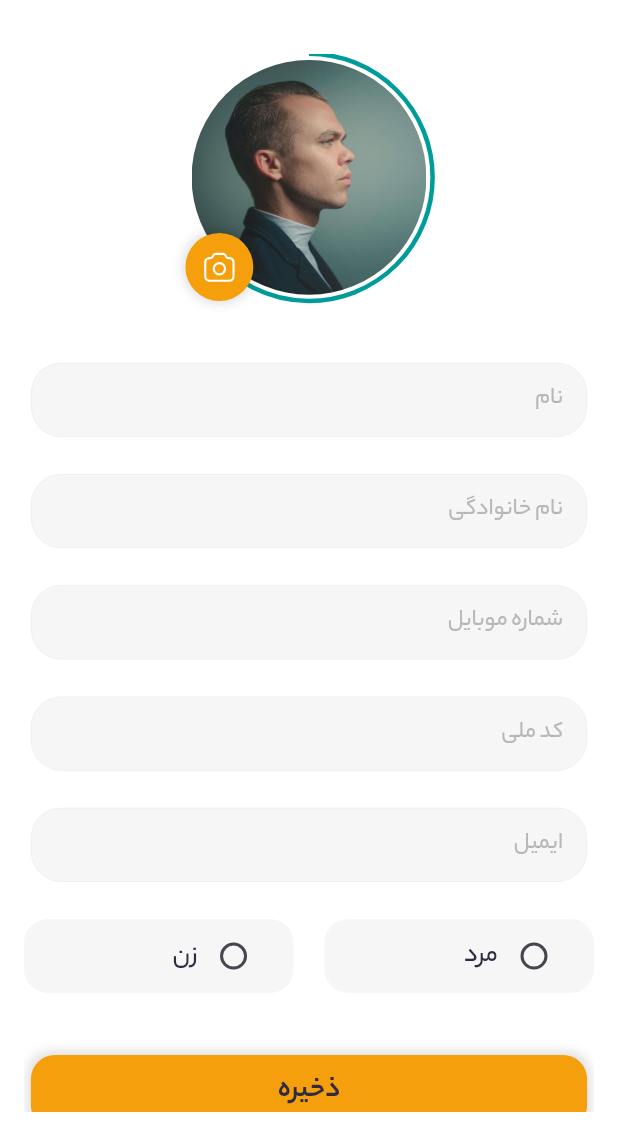
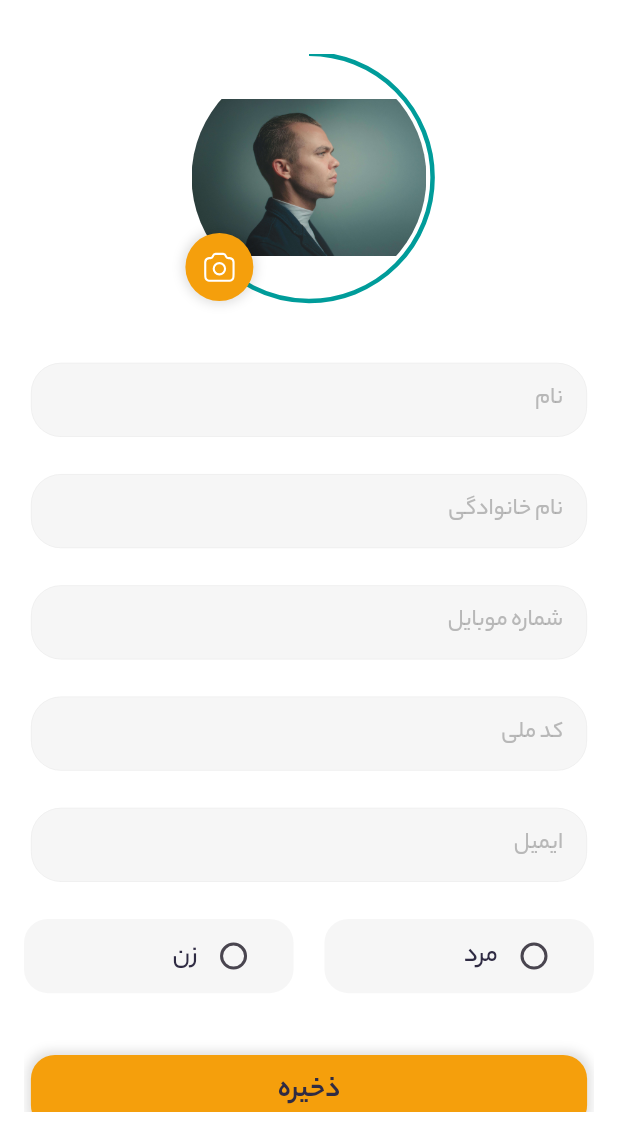
Before and after one commit to Amin397/hoodad-map-test, a Flutter app: the EditProfileScreen screen opened by its route, on a phone screen of 412 x 824 dp, the part 100-1236 px from its top. Run offline on Flutter 3.47's test engine with Material 3 defaults, Android fonts, the phone set to English and light mode, and no system bars; drawn by our look-alikes of auto_size_text; our stand-ins replace cached_network_image, connectivity_plus, flutter_map, flutter_staggered_animations, flutter_svg, geocoding and 8 more; missing offline and left inert: persian_number_utility; accounts and stored records are empty; network calls fail.

Commit message:
last update amin khademi update profile fixed

```diff
--- a/lib/Controllers/Home/home_controller.dart
+++ b/lib/Controllers/Home/home_controller.dart
@@ -79,6 +79,9 @@ class HomeController extends GetxController with GetTickerProviderStateMixin {
   }
 
   _getCurrentLocation() {
+    if(currentLocation is Marker){
+      mapController.moveAndRotate(currentLocation!.point, 17, 3.0);
+    }else{
       Geolocator.getCurrentPosition(
         desiredAccuracy: LocationAccuracy.best,
         forceAndroidLocationManager: true,
@@ -103,6 +106,7 @@ class HomeController extends GetxController with GetTickerProviderStateMixin {
       }).catchError((e) {
         print(e);
       });
+    }
   }
 
   void switchFilterOn() {
--- a/lib/Controllers/Splash/splash_controller.dart
+++ b/lib/Controllers/Splash/splash_controller.dart
@@ -81,7 +81,7 @@ class SplashController extends GetxController {
             apiResult['result'],
           ),
         );
-        Future.delayed(const Duration(seconds: 7), () {
+        Future.delayed(const Duration(seconds: 3), () {
           Get.offAllNamed(NameRouts.home);
           Get.delete<SplashController>();
         });
--- a/lib/Utils/API/base_http_request_utils.dart
+++ b/lib/Utils/API/base_http_request_utils.dart
@@ -14,7 +14,7 @@ class BaseHttpRequest {
 
   static String token = 'test';
   static String baseRequestUrl = 'https://taalnewapi.hoodadtechnology.ir/api';
-  static String baseFileRequestUrl = 'https://my.toppoints.ca/storage/';
+  static String baseFileRequestUrl = 'https://cdn.hoodadtechnology.ir/taal/';
 
   Future<http.Response?> makeHttpRequest({
     WebMethods? webMethod,
--- a/lib/Views/EditProfile/edit_profile_screen.dart
+++ b/lib/Views/EditProfile/edit_profile_screen.dart
@@ -1,11 +1,15 @@
 import 'package:auto_size_text/auto_size_text.dart';
+import 'package:cached_network_image/cached_network_image.dart';
 import 'package:flutter/material.dart';
 import 'package:flutter_svg/flutter_svg.dart';
 import 'package:get/get.dart';
+import 'package:lottie/lottie.dart';
+import 'package:untitled1/Blocs/blocs_utils.dart';
 import 'package:untitled1/Consts/colors.dart';
 import 'package:untitled1/Consts/icons_path.dart';
 import 'package:untitled1/Consts/measures.dart';
 import 'package:untitled1/Controllers/EditProfile/edit_profile_controller.dart';
+import 'package:untitled1/Utils/API/base_http_request_utils.dart';
 import 'package:untitled1/Utils/widget_utils.dart';
 
 class EditProfileScreen extends StatelessWidget {
@@ -180,22 +184,36 @@ class EditProfileScreen extends StatelessWidget {
                 ),
               ),
             ),
-            Center(
-              child: ClipRRect(
+            StreamBuilder(
+              stream: Blocs.infoBloc.getStream,
+              builder: (c, x) {
+                return Center(
+                  child: (Blocs.infoBloc.info!.nationalCardImage is String &&
+                          Blocs.infoBloc.info!.nationalCardImage!.length > 3)
+                      ? ClipRRect(
+                          borderRadius: radiusAll100,
+                          child: CachedNetworkImage(
+                            imageUrl: BaseHttpRequest.baseFileRequestUrl +
+                                '/' +
+                                Blocs.infoBloc.info!.nationalCardImage!,
+                            fit: BoxFit.cover,
+                            placeholder: (context, url) => Lottie.asset(
+                              'assets/anims/imageLoading.json',
+                            ),
+                            width: Get.width * .38,
+                            height: Get.width * .38,
+                          ),
+                        )
+                      : ClipRRect(
                         borderRadius: radiusAll100,
                         child: Image.asset(
                           avatarLogo,
-                  fit: BoxFit.cover,
                           width: Get.width * .38,
                           height: Get.width * .38,
                         ),
                       ),
-              // child: ClipRRect(
-              //   borderRadius: radiusAll100,
-              //   child: Image.asset(
-              //     fit: BoxFit.cover,
-              //   ),
-              // ),
+                );
+              },
             ),
             Align(
               alignment: Alignment.bottomLeft,
@@ -215,7 +233,7 @@ class EditProfileScreen extends StatelessWidget {
                   ),
                 ),
               ),
-            )
+            ),
           ],
         ),
       ),
@@ -335,30 +353,3 @@ class EditProfileScreen extends StatelessWidget {
     );
   }
 }
-
-
-
-// child: (Blocs.infoBloc.info!.user!.avatar is String &&
-// Blocs.infoBloc.info!.user!.avatar!.length > 3)
-// ? ClipRRect(
-// borderRadius: radiusAll100,
-// child: CachedNetworkImage(
-// imageUrl: BaseHttpRequest.baseFileRequestUrl +
-// '/' +
-// Blocs.infoBloc.info!.!.avatar!,
-// fit: BoxFit.cover,
-// placeholder: (context, url) => Lottie.asset(
-// 'assets/anims/imageLoading.json',
-// ),
-// ),
-// )
-//     : Center(
-// child: ClipRRect(
-// borderRadius: radiusAll100,
-// child: Image.asset(
-// avatarLogo,
-// width: Get.width * .38,
-// height: Get.width * .38,
-// ),
-// ),
-// ),
--- a/lib/Views/Home/Widgets/build_home_bottom_widget.dart
+++ b/lib/Views/Home/Widgets/build_home_bottom_widget.dart
@@ -47,7 +47,9 @@ class BuildHomeBottomWidget extends StatelessWidget {
                 controller.goToSearch();
               },
               iconTwo: currentLocationIcon,
-              functionTwo: () {},
+              functionTwo: () {
+                controller.updateLocation();
+              },
             ),
             Expanded(
               child: Align(
--- a/lib/main.dart
+++ b/lib/main.dart
@@ -7,11 +7,20 @@ void main()async{
   await WidgetsFlutterBinding.ensureInitialized();
   await GetStorage.init();
   runApp(
-    GetMaterialApp(
+    RunStartApp()
+  );
+}
+
+
+class RunStartApp extends StatelessWidget {
+  const RunStartApp({super.key});
+
+  @override
+  Widget build(BuildContext context) {
+    return GetMaterialApp(
       debugShowCheckedModeBanner: false,
       getPages: PageRout.pages,
       initialRoute: NameRouts.splash,
-      // home: SplashScreen(),
       title: 'TaalBaan',
       theme: ThemeData(
         fontFamily: 'Yekan',
@@ -25,6 +34,6 @@ void main()async{
           iconColor: Colors.black,
         ),
       ),
-    ),
-  );
+    );
+  }
 }
--- a/pubspec.yaml
+++ b/pubspec.yaml
@@ -16,7 +16,7 @@ publish_to: 'none' # Remove this line if you wish to publish to pub.dev
 # https://developer.apple.com/library/archive/documentation/General/Reference/InfoPlistKeyReference/Articles/CoreFoundationKeys.html
 # In Windows, build-name is used as the major, minor, and patch parts
 # of the product and file versions while build-number is used as the build suffix.
-version: 1.0.0+1
+version: 1.0.3+103
 
 environment:
   sdk: '>=3.3.1 <4.0.0'
```
Also changed, not shown: assets/anims/imageLoading.json (+1 -1 lines), lib/Controllers/Login/login_controller.dart (+19 -1 lines), lib/Views/Home/home_screen.dart (+28 -2 lines), lib/Views/Profile/profile_screen.dart (+31 -1 lines), 1 other file. Lines whose indentation alone changed are shown as unchanged.
